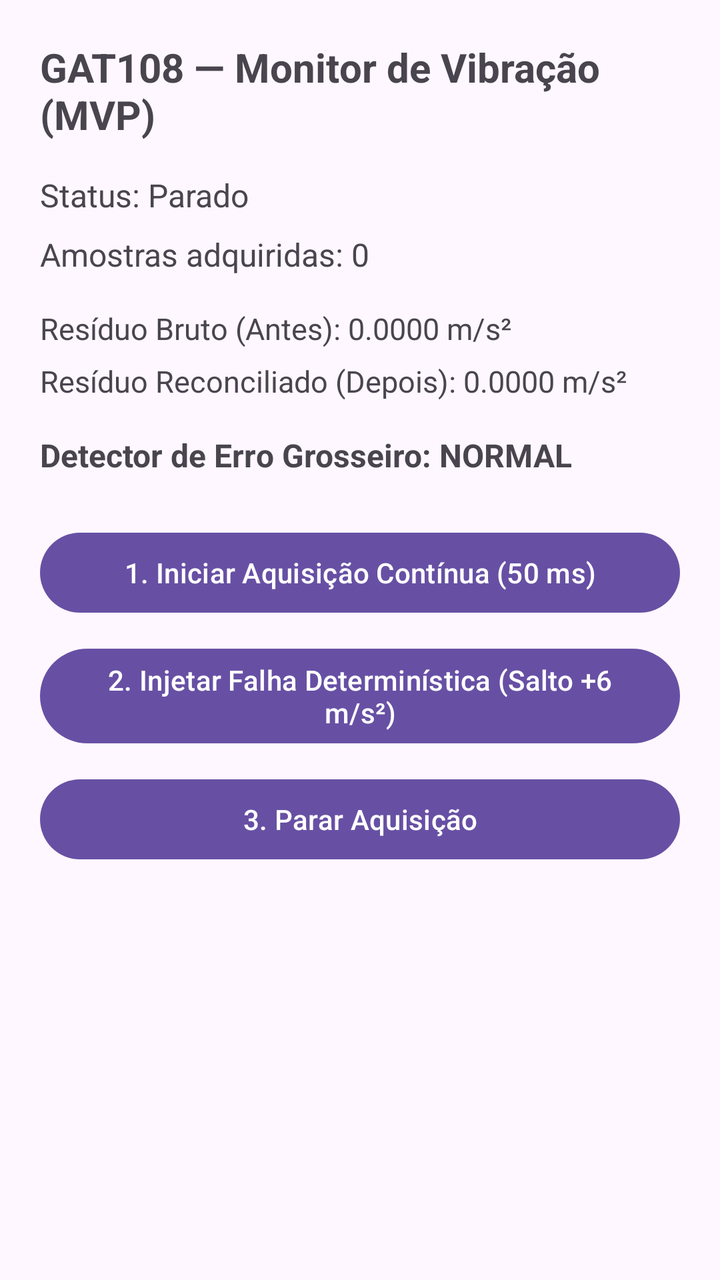
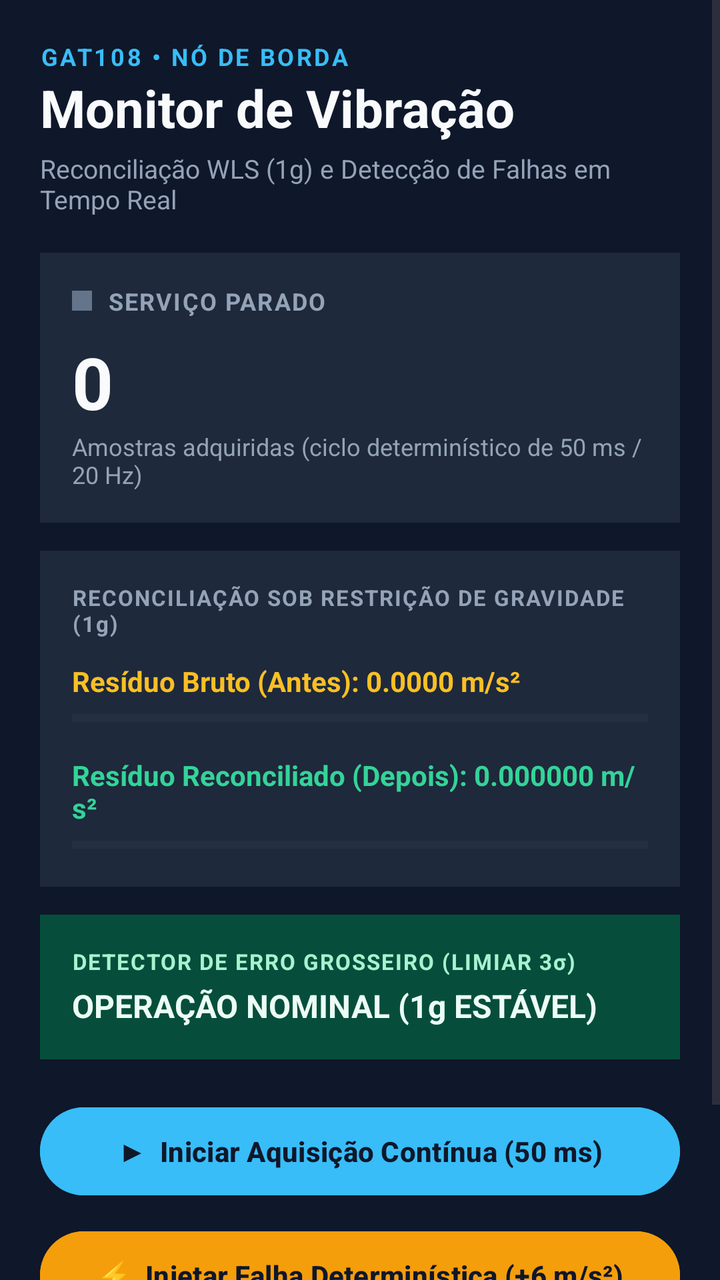

Before-and-after screenshots of an Android layout around one commit, followed by the original layout XML and the change that was made.
<!-- AndroidManifest.xml: application theme Theme.Avancada -->
<!-- res/layout/activity_main.xml -->
<?xml version="1.0" encoding="utf-8"?>
<LinearLayout xmlns:android="http://schemas.android.com/apk/res/android"
    android:id="@+id/main"
    android:layout_width="match_parent"
    android:layout_height="match_parent"
    android:orientation="vertical"
    android:padding="20dp">

    <TextView
        android:layout_width="wrap_content"
        android:layout_height="wrap_content"
        android:text="GAT108 — Monitor de Vibração (MVP)"
        android:textSize="20sp"
        android:textStyle="bold"
        android:layout_marginBottom="16dp" />

    <TextView
        android:id="@+id/tvStatus"
        android:layout_width="match_parent"
        android:layout_height="wrap_content"
        android:text="Status: Parado"
        android:textSize="16sp"
        android:layout_marginBottom="8dp" />

    <TextView
        android:id="@+id/tvSampleCount"
        android:layout_width="match_parent"
        android:layout_height="wrap_content"
        android:text="Amostras adquiridas: 0"
        android:textSize="16sp"
        android:layout_marginBottom="16dp" />

    <TextView
        android:id="@+id/tvResidualBefore"
        android:layout_width="match_parent"
        android:layout_height="wrap_content"
        android:text="Resíduo Bruto (Antes): 0.0000 m/s²"
        android:textSize="15sp"
        android:layout_marginBottom="6dp" />

    <TextView
        android:id="@+id/tvResidualAfter"
        android:layout_width="match_parent"
        android:layout_height="wrap_content"
        android:text="Resíduo Reconciliado (Depois): 0.0000 m/s²"
        android:textSize="15sp"
        android:layout_marginBottom="16dp" />

    <TextView
        android:id="@+id/tvGrossErrorStatus"
        android:layout_width="match_parent"
        android:layout_height="wrap_content"
        android:text="Detector de Erro Grosseiro: NORMAL"
        android:textSize="16sp"
        android:textStyle="bold"
        android:layout_marginBottom="24dp" />

    <Button
        android:id="@+id/btnStartService"
        android:layout_width="match_parent"
        android:layout_height="wrap_content"
        android:text="1. Iniciar Aquisição Contínua (50 ms)"
        android:layout_marginBottom="10dp" />

    <Button
        android:id="@+id/btnInjectFault"
        android:layout_width="match_parent"
        android:layout_height="wrap_content"
        android:text="2. Injetar Falha Determinística (Salto +6 m/s²)"
        android:layout_marginBottom="10dp" />

    <Button
        android:id="@+id/btnStopService"
        android:layout_width="match_parent"
        android:layout_height="wrap_content"
        android:text="3. Parar Aquisição" />

</LinearLayout>
<!-- resources referenced by this layout -->
<resources>
  <style name="Theme.Avancada" parent="Base.Theme.Avancada" />
  <style name="Base.Theme.Avancada" parent="Theme.Material3.DayNight.NoActionBar">
          
          
      </style>
</resources>

<!-- the commit's change to res/layout/activity_main.xml (unified diff, before → after) -->
@@ -1,78 +1,216 @@
 <?xml version="1.0" encoding="utf-8"?>
-<LinearLayout xmlns:android="http://schemas.android.com/apk/res/android"
-    android:id="@+id/main"
+<ScrollView xmlns:android="http://schemas.android.com/apk/res/android"
     android:layout_width="match_parent"
     android:layout_height="match_parent"
-    android:orientation="vertical"
-    android:padding="20dp">
-
-    <TextView
-        android:layout_width="wrap_content"
-        android:layout_height="wrap_content"
-        android:text="GAT108 — Monitor de Vibração (MVP)"
-        android:textSize="20sp"
-        android:textStyle="bold"
-        android:layout_marginBottom="16dp" />
-
-    <TextView
-        android:id="@+id/tvStatus"
+    android:background="#0F172A"
+    android:fillViewport="true">
+
+    <LinearLayout
+        android:id="@+id/main"
         android:layout_width="match_parent"
         android:layout_height="wrap_content"
-        android:text="Status: Parado"
-        android:textSize="16sp"
-        android:layout_marginBottom="8dp" />
-
-    <TextView
-        android:id="@+id/tvSampleCount"
-        android:layout_width="match_parent"
-        android:layout_height="wrap_content"
-        android:text="Amostras adquiridas: 0"
-        android:textSize="16sp"
-        android:layout_marginBottom="16dp" />
-
-    <TextView
-        android:id="@+id/tvResidualBefore"
-        android:layout_width="match_parent"
-        android:layout_height="wrap_content"
-        android:text="Resíduo Bruto (Antes): 0.0000 m/s²"
-        android:textSize="15sp"
-        android:layout_marginBottom="6dp" />
-
-    <TextView
-        android:id="@+id/tvResidualAfter"
-        android:layout_width="match_parent"
-        android:layout_height="wrap_content"
-        android:text="Resíduo Reconciliado (Depois): 0.0000 m/s²"
-        android:textSize="15sp"
-        android:layout_marginBottom="16dp" />
-
-    <TextView
-        android:id="@+id/tvGrossErrorStatus"
-        android:layout_width="match_parent"
-        android:layout_height="wrap_content"
-        android:text="Detector de Erro Grosseiro: NORMAL"
-        android:textSize="16sp"
-        android:textStyle="bold"
-        android:layout_marginBottom="24dp" />
-
-    <Button
-        android:id="@+id/btnStartService"
-        android:layout_width="match_parent"
-        android:layout_height="wrap_content"
-        android:text="1. Iniciar Aquisição Contínua (50 ms)"
-        android:layout_marginBottom="10dp" />
-
-    <Button
-        android:id="@+id/btnInjectFault"
-        android:layout_width="match_parent"
-        android:layout_height="wrap_content"
-        android:text="2. Injetar Falha Determinística (Salto +6 m/s²)"
-        android:layout_marginBottom="10dp" />
-
-    <Button
-        android:id="@+id/btnStopService"
-        android:layout_width="match_parent"
-        android:layout_height="wrap_content"
-        android:text="3. Parar Aquisição" />
-
-</LinearLayout>
+        android:orientation="vertical"
+        android:padding="20dp">
+
+        
+        <TextView
+            android:layout_width="wrap_content"
+            android:layout_height="wrap_content"
+            android:text="GAT108 • NÓ DE BORDA"
+            android:textColor="#38BDF8"
+            android:textSize="12sp"
+            android:textStyle="bold"
+            android:letterSpacing="0.1" />
+
+        <TextView
+            android:layout_width="wrap_content"
+            android:layout_height="wrap_content"
+            android:text="Monitor de Vibração"
+            android:textColor="#F8FAFC"
+            android:textSize="26sp"
+            android:textStyle="bold"
+            android:layout_marginBottom="4dp" />
+
+        <TextView
+            android:layout_width="wrap_content"
+            android:layout_height="wrap_content"
+            android:text="Reconciliação WLS (1g) e Detecção de Falhas em Tempo Real"
+            android:textColor="#94A3B8"
+            android:textSize="13sp"
+            android:layout_marginBottom="18dp" />
+
+        
+        <LinearLayout
+            android:layout_width="match_parent"
+            android:layout_height="wrap_content"
+            android:background="#1E293B"
+            android:orientation="vertical"
+            android:padding="16dp"
+            android:layout_marginBottom="14dp">
+
+            <LinearLayout
+                android:layout_width="match_parent"
+                android:layout_height="wrap_content"
+                android:orientation="horizontal"
+                android:gravity="center_vertical"
+                android:layout_marginBottom="8dp">
+
+                <View
+                    android:id="@+id/viewStatusDot"
+                    android:layout_width="10dp"
+                    android:layout_height="10dp"
+                    android:background="#64748B"
+                    android:layout_marginEnd="8dp" />
+
+                <TextView
+                    android:id="@+id/tvStatus"
+                    android:layout_width="wrap_content"
+                    android:layout_height="wrap_content"
+                    android:text="SERVIÇO PARADO"
+                    android:textColor="#94A3B8"
+                    android:textSize="12sp"
+                    android:textStyle="bold"
+                    android:letterSpacing="0.06" />
+            </LinearLayout>
+
+            <TextView
+                android:id="@+id/tvSampleCount"
+                android:layout_width="wrap_content"
+                android:layout_height="wrap_content"
+                android:text="0"
+                android:textColor="#F8FAFC"
+                android:textSize="36sp"
+                android:textStyle="bold" />
+
+            <TextView
+                android:layout_width="wrap_content"
+                android:layout_height="wrap_content"
+                android:text="Amostras adquiridas (ciclo determinístico de 50 ms / 20 Hz)"
+                android:textColor="#94A3B8"
+                android:textSize="12sp" />
+        </LinearLayout>
+
+        
+        <LinearLayout
+            android:layout_width="match_parent"
+            android:layout_height="wrap_content"
+            android:background="#1E293B"
+            android:orientation="vertical"
+            android:padding="16dp"
+            android:layout_marginBottom="14dp">
+
+            <TextView
+                android:layout_width="wrap_content"
+                android:layout_height="wrap_content"
+                android:text="RECONCILIAÇÃO SOB RESTRIÇÃO DE GRAVIDADE (1g)"
+                android:textColor="#94A3B8"
+                android:textSize="11sp"
+                android:textStyle="bold"
+                android:letterSpacing="0.06"
+                android:layout_marginBottom="12dp" />
+
+            
+            <TextView
+                android:id="@+id/tvResidualBefore"
+                android:layout_width="match_parent"
+                android:layout_height="wrap_content"
+                android:text="Resíduo Bruto (Antes): 0.0000 m/s²"
+                android:textColor="#FBBF24"
+                android:textSize="14sp"
+                android:textStyle="bold"
+                android:layout_marginBottom="4dp" />
+
+            <ProgressBar
+                android:id="@+id/pbResidualBefore"
+                style="?android:attr/progressBarStyleHorizontal"
+                android:layout_width="match_parent"
+                android:layout_height="10dp"
+                android:max="100"
+                android:progress="0"
+                android:progressTint="#FBBF24"
+                android:progressBackgroundTint="#334155"
+                android:layout_marginBottom="14dp" />
+
+            
+            <TextView
+                android:id="@+id/tvResidualAfter"
+                android:layout_width="match_parent"
+                android:layout_height="wrap_content"
+                android:text="Resíduo Reconciliado (Depois): 0.000000 m/s²"
+                android:textColor="#34D399"
+                android:textSize="14sp"
+                android:textStyle="bold"
+                android:layout_marginBottom="4dp" />
+
+            <ProgressBar
+                android:id="@+id/pbResidualAfter"
+                style="?android:attr/progressBarStyleHorizontal"
+                android:layout_width="match_parent"
+                android:layout_height="10dp"
+                android:max="100"
+                android:progress="0"
+                android:progressTint="#34D399"
+                android:progressBackgroundTint="#334155" />
+        </LinearLayout>
+
+        
+        <LinearLayout
+            android:id="@+id/cardAlert"
+            android:layout_width="match_parent"
+            android:layout_height="wrap_content"
+            android:background="#064E3B"
+            android:orientation="vertical"
+            android:padding="16dp"
+            android:layout_marginBottom="20dp">
+
+            <TextView
+                android:layout_width="wrap_content"
+                android:layout_height="wrap_content"
+                android:text="DETECTOR DE ERRO GROSSEIRO (LIMIAR 3σ)"
+                android:textColor="#A7F3D0"
+                android:textSize="11sp"
+                android:textStyle="bold"
+                android:letterSpacing="0.06"
+                android:layout_marginBottom="4dp" />
+
+            <TextView
+                android:id="@+id/tvGrossErrorStatus"
+                android:layout_width="match_parent"
+                android:layout_height="wrap_content"
+                android:text="OPERAÇÃO NOMINAL (1g ESTÁVEL)"
+                android:textColor="#ECFDF5"
+                android:textSize="16sp"
+                android:textStyle="bold" />
+        </LinearLayout>
+
+        
+        <Button
+            android:id="@+id/btnStartService"
+            android:layout_width="match_parent"
+            android:layout_height="52dp"
+            android:text="▶  Iniciar Aquisição Contínua (50 ms)"
+            android:textColor="#0F172A"
+            android:textStyle="bold"
+            android:backgroundTint="#38BDF8"
+            android:layout_marginBottom="10dp" />
+
+        <Button
+            android:id="@+id/btnInjectFault"
+            android:layout_width="match_parent"
+            android:layout_height="52dp"
+            android:text="⚡  Injetar Falha Determinística (+6 m/s²)"
+            android:textColor="#0F172A"
+            android:textStyle="bold"
+            android:backgroundTint="#F59E0B"
+            android:layout_marginBottom="10dp" />
+
+        <Button
+            android:id="@+id/btnStopService"
+            android:layout_width="match_parent"
+            android:layout_height="48dp"
+            android:text="■  Encerrar Aquisição"
+            android:textColor="#F8FAFC"
+            android:backgroundTint="#334155" />
+
+    </LinearLayout>
+</ScrollView>
